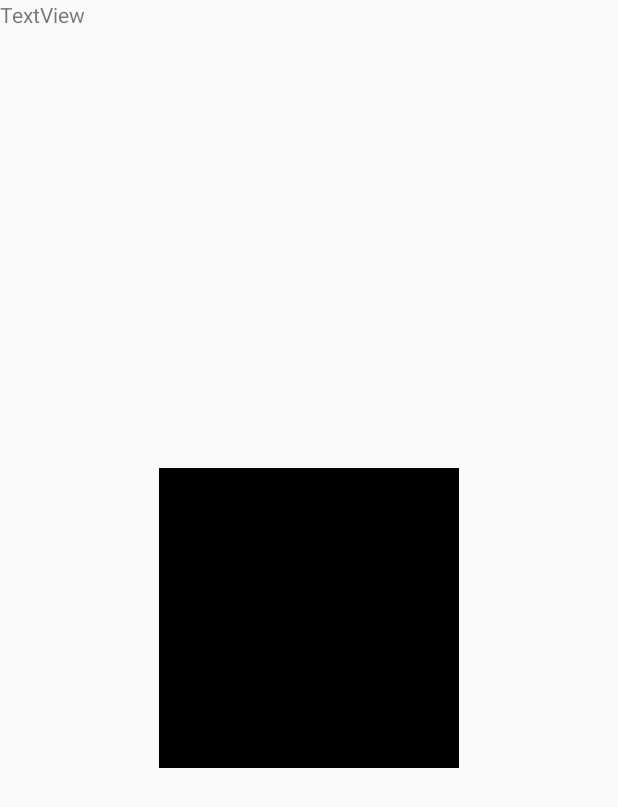
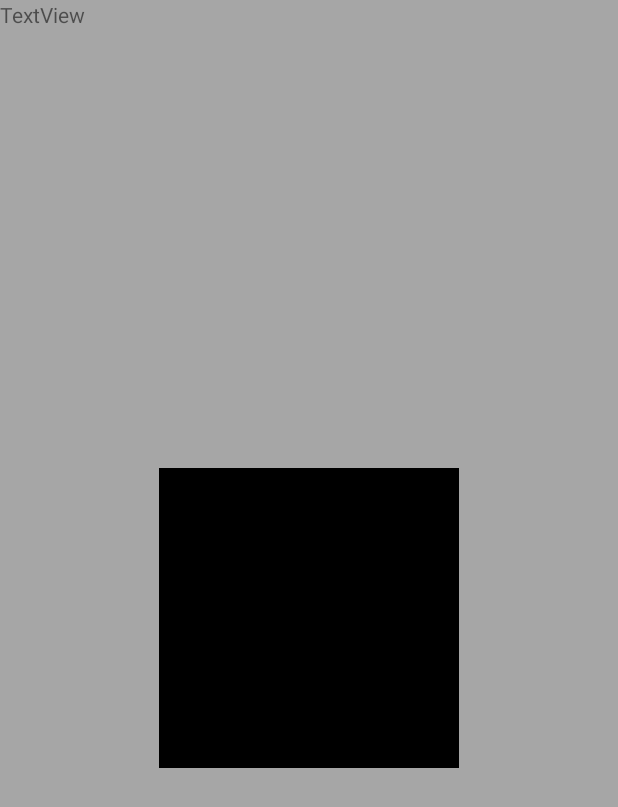
Before and after one commit to meganung/picit, an Android app: the DetailActivity screen opened directly, with no data from a screen before it, on a phone screen of 412 x 824 dp. Shown: the top 807 px of the screen. Run offline under Robolectric (Android 15) with nearby library versions, the phone set to English and light mode, and no system bars; pictures from the network do not load; 2 statements that could not run were skipped.

Commit message:
color scheme

```diff
--- a/android-app/app/src/main/res/layout/activity_detail.xml
+++ b/android-app/app/src/main/res/layout/activity_detail.xml
@@ -4,6 +4,7 @@
     xmlns:tools="http://schemas.android.com/tools"
     android:layout_width="match_parent"
     android:layout_height="match_parent"
+    android:background="#a6a6a6"
     tools:context=".DetailActivity">
 
     <ImageView
--- a/android-app/app/src/main/res/layout/activity_launch.xml
+++ b/android-app/app/src/main/res/layout/activity_launch.xml
@@ -4,6 +4,7 @@
     xmlns:tools="http://schemas.android.com/tools"
     android:layout_width="match_parent"
     android:layout_height="match_parent"
+    android:background="#a6a6a6"
     tools:context=".LaunchActivity">
 
     <Button
--- a/android-app/app/src/main/res/layout/activity_main.xml
+++ b/android-app/app/src/main/res/layout/activity_main.xml
@@ -4,6 +4,7 @@
     android:id="@+id/android_gridview_example"
     android:layout_width="match_parent"
     android:layout_height="match_parent"
+    android:background="#a6a6a6"
     android:orientation="vertical">
 
     <android.support.v7.widget.Toolbar
--- a/android-app/app/src/main/res/values/styles.xml
+++ b/android-app/app/src/main/res/values/styles.xml
@@ -4,7 +4,7 @@
     <style name="AppTheme" parent="Theme.AppCompat.Light.NoActionBar">
         <!-- Customize your theme here. -->
         <item name="colorPrimary">@color/colorPrimary</item>
-        <item name="colorPrimaryDark">@color/colorPrimaryDark</item>
+        <item name="colorPrimaryDark">#a6a6a6</item>
         <item name="colorAccent">@color/colorAccent</item>
     </style>
 
```
